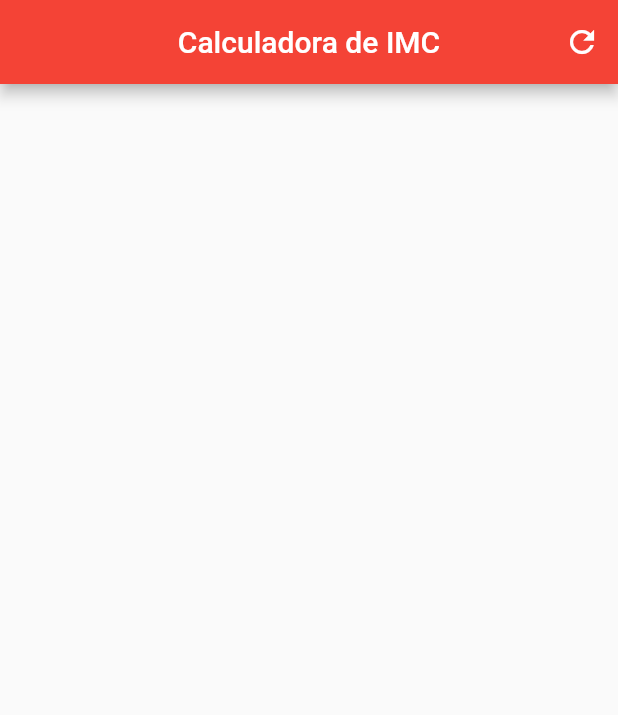
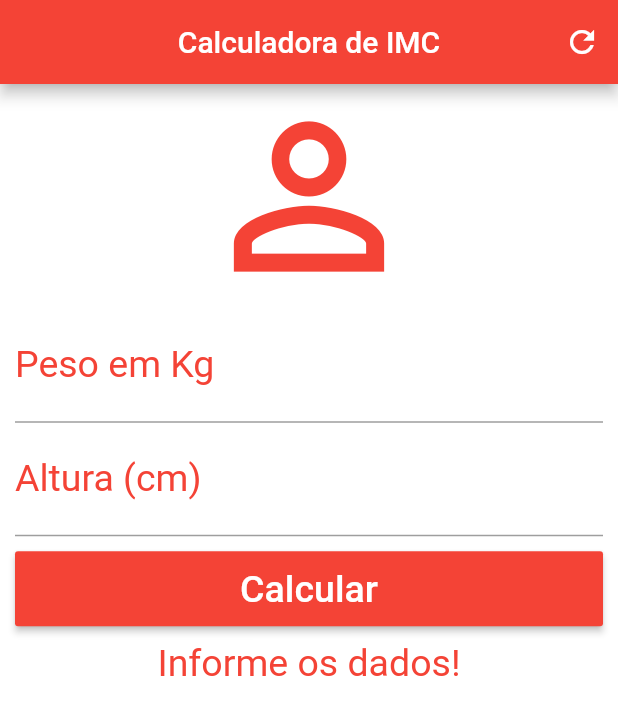
Before and after one commit to gilvangobbato/flutter, a Flutter app: the screen it shows after launch, on a phone screen of 412 x 824 dp. Shown: the top 715 px of the screen. Run offline on Flutter 3.47's test engine with Material 2 defaults, Android fonts, the phone set to English and light mode, and no system bars.

Commit message:
Finalizando app de IMC

```diff
--- a/calculadora_imc/lib/main.dart
+++ b/calculadora_imc/lib/main.dart
@@ -12,6 +12,41 @@ class Home extends StatefulWidget {
 }
 
 class _HomeState extends State<Home> {
+  TextEditingController weightController = new TextEditingController();
+  TextEditingController heightController = new TextEditingController();
+  GlobalKey<FormState> _formKey = new GlobalKey();
+
+  String _info = "Informe os dados!";
+
+  void _resetFields() {
+    weightController.text = "";
+    heightController.text = "";
+    setState(() {
+      _info = "Informe os dados!";
+    });
+  }
+
+  void _calcular() {
+    setState(() {
+      double weight = double.parse(weightController.text);
+      double height = double.parse(heightController.text) / 100;
+      double imc = weight / (height * height);
+      if (imc < 18.6) {
+        _info = "Abaixo do peso (${imc.toStringAsPrecision(5)})";
+      } else if (imc >= 18.6 && imc < 24.9) {
+        _info = "Peso ideal (${imc.toStringAsPrecision(5)})";
+      } else if (imc >= 24.9 && imc < 29.9) {
+        _info = "Levemente acima do peso (${imc.toStringAsPrecision(5)})";
+      } else if (imc >= 29.9 && imc < 34.9) {
+        _info = "Obesidade Grau I (${imc.toStringAsPrecision(5)})";
+      } else if (imc >= 34.9 && imc < 39.9) {
+        _info = "Obesidade Grau II (${imc.toStringAsPrecision(5)})";
+      } else if (imc >= 40) {
+        _info = "Obesidade Grau III (${imc.toStringAsPrecision(5)})";
+      }
+    });
+  }
+
   @override
   Widget build(BuildContext context) {
     return Scaffold(
@@ -22,10 +57,82 @@ class _HomeState extends State<Home> {
         actions: <Widget>[
           IconButton(
             icon: Icon(Icons.refresh),
-            onPressed: () {},
+            onPressed: () {
+              _resetFields();
+            },
           ),
         ],
       ),
+      backgroundColor: Colors.white,
+      body: SingleChildScrollView(
+          padding: EdgeInsets.fromLTRB(10.0, 0.0, 10.0, 0.0),
+          child: Form(
+            key: _formKey,
+            child: Column(
+              crossAxisAlignment: CrossAxisAlignment.stretch,
+              children: <Widget>[
+                Icon(
+                  Icons.person_outline,
+                  size: 150.0,
+                  color: Colors.red,
+                ),
+                TextFormField(
+                  keyboardType: TextInputType.number,
+                  decoration: InputDecoration(
+                    labelText: "Peso em Kg",
+                    labelStyle: TextStyle(color: Colors.red),
+                  ),
+                  textAlign: TextAlign.center,
+                  style: TextStyle(color: Colors.red, fontSize: 25.0),
+                  controller: weightController,
+                  validator: (value) {
+                    if (value.isEmpty) {
+                      return "Insira Seu Peso";
+                    }
+                  },
+                ),
+                TextFormField(
+                  keyboardType: TextInputType.number,
+                  decoration: InputDecoration(
+                    labelText: "Altura (cm)",
+                    labelStyle: TextStyle(color: Colors.red),
+                  ),
+                  textAlign: TextAlign.center,
+                  style: TextStyle(color: Colors.red, fontSize: 25.0),
+                  controller: heightController,
+                  validator: (value) {
+                    if (value.isEmpty) {
+                      return "Insira Sua Altura";
+                    }
+                  },
+                ),
+                Padding(
+                  padding: EdgeInsets.only(top: 10.0, bottom: 10.0),
+                  child: Container(
+                    height: 50.0,
+                    child: RaisedButton(
+                      onPressed: () {
+                        if (_formKey.currentState.validate()) {
+                          _calcular();
+                        }
+                      },
+                      color: Colors.red,
+                      textColor: Colors.white,
+                      child: Text(
+                        "Calcular",
+                        style: TextStyle(color: Colors.white, fontSize: 25.0),
+                      ),
+                    ),
+                  ),
+                ),
+                Text(
+                  _info,
+                  textAlign: TextAlign.center,
+                  style: TextStyle(color: Colors.red, fontSize: 25.0),
+                )
+              ],
+            ),
+          )),
     );
   }
 }
```
